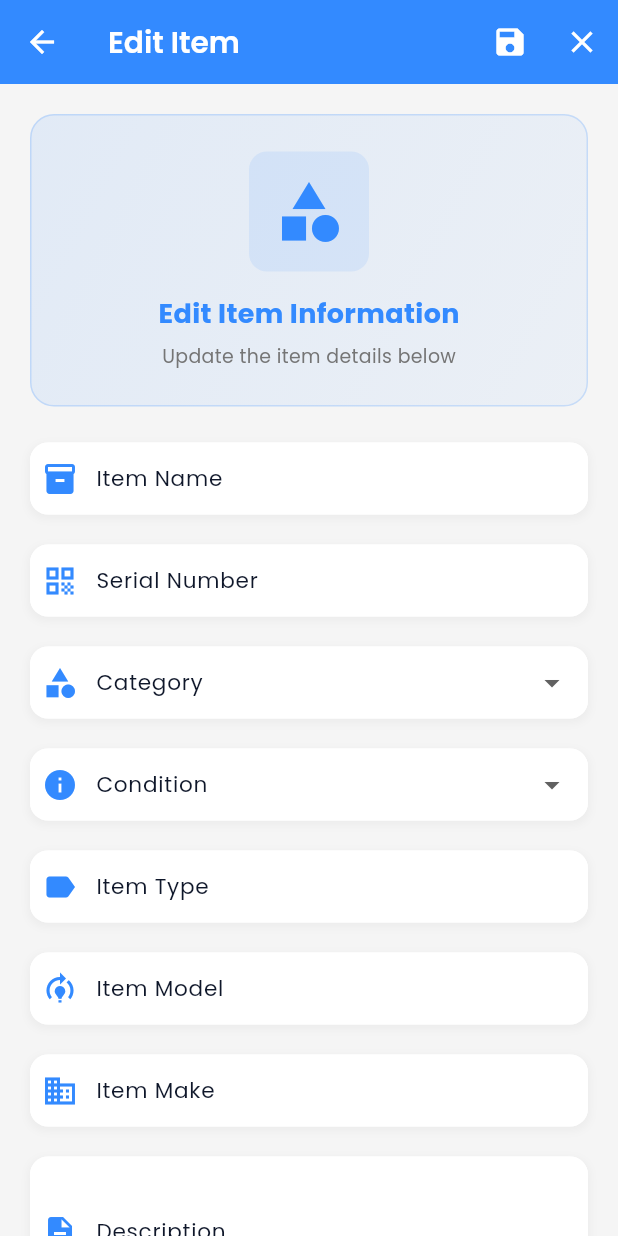
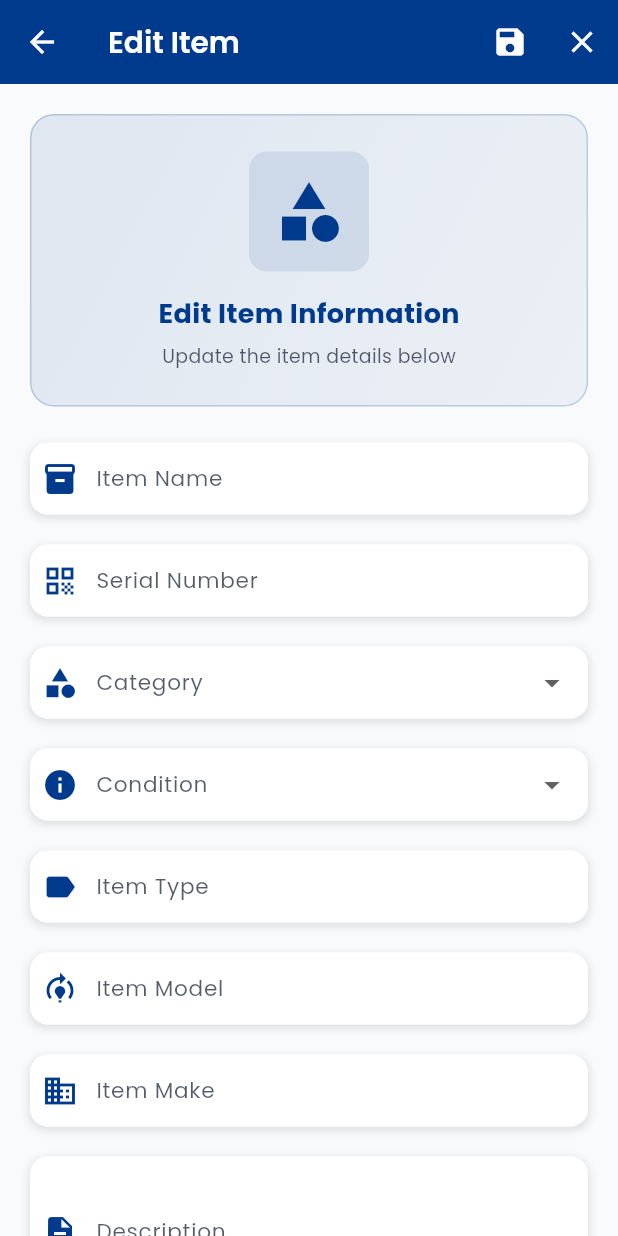
Before and after one commit to Technical-Assets-Management-CS31A/Mobile-Technical-Management, a Flutter app: the ItemDetailScreen screen opened directly with empty values, after a tap on the "edit" icon, on a phone screen of 412 x 824 dp. Run offline on Flutter 3.47's test engine with Material 3 defaults, Android fonts, the phone set to English and light mode, and no system bars; our stand-ins replace google_fonts, image_picker, shimmer.

Commit message:
Refactor: Update UI components in ItemDetailScreen for improved theming and user experience

```diff
--- a/lib/screens/inventory/item_detail_screen.dart
+++ b/lib/screens/inventory/item_detail_screen.dart
@@ -77,9 +77,12 @@ class _ItemDetailScreenState extends State<ItemDetailScreen> {
       }
     } catch (e) {
       if (mounted) {
-        ScaffoldMessenger.of(
-          context,
-        ).showSnackBar(SnackBar(content: Text('Error picking image: $e')));
+        ScaffoldMessenger.of(context).showSnackBar(
+          SnackBar(
+            content: Text('Error picking image: $e'),
+            backgroundColor: Theme.of(context).colorScheme.error,
+          ),
+        );
       }
     }
   }
@@ -135,22 +138,31 @@ class _ItemDetailScreenState extends State<ItemDetailScreen> {
 
         if (mounted) {
           ScaffoldMessenger.of(context).showSnackBar(
-            const SnackBar(content: Text('Item updated successfully!')),
+            SnackBar(
+              content: const Text('Item updated successfully!'),
+              backgroundColor: Theme.of(context).colorScheme.primary,
+            ),
           );
           Navigator.of(context).pop(true);
         }
       } else {
         if (mounted) {
           ScaffoldMessenger.of(context).showSnackBar(
-            const SnackBar(content: Text('Failed to update item')),
+            SnackBar(
+              content: const Text('Failed to update item'),
+              backgroundColor: Theme.of(context).colorScheme.error,
+            ),
           );
         }
       }
     } catch (e) {
       if (mounted) {
-        ScaffoldMessenger.of(
-          context,
-        ).showSnackBar(SnackBar(content: Text('Error updating item: $e')));
+        ScaffoldMessenger.of(context).showSnackBar(
+          SnackBar(
+            content: Text('Error updating item: $e'),
+            backgroundColor: Theme.of(context).colorScheme.error,
+          ),
+        );
       }
     } finally {
       if (mounted) {
@@ -166,14 +178,22 @@ class _ItemDetailScreenState extends State<ItemDetailScreen> {
       context: context,
       builder: (BuildContext context) {
         return AlertDialog(
-          title: const Text('Delete Item'),
-          content: const Text(
+          backgroundColor: Theme.of(context).colorScheme.surfaceBright,
+          title: Text(
+            'Delete Item',
+            style: TextStyle(color: Theme.of(context).colorScheme.onSurface),
+          ),
+          content: Text(
             'Are you sure you want to delete this item? This action cannot be undone.',
+            style: TextStyle(color: Theme.of(context).colorScheme.onSurface),
           ),
           actions: [
             TextButton(
               onPressed: () => Navigator.of(context).pop(),
-              child: const Text('Cancel'),
+              child: Text(
+                'Cancel',
+                style: TextStyle(color: Theme.of(context).colorScheme.primary),
+              ),
             ),
             TextButton(
               onPressed: () async {
@@ -200,22 +220,31 @@ class _ItemDetailScreenState extends State<ItemDetailScreen> {
       if (success) {
         if (mounted) {
           ScaffoldMessenger.of(context).showSnackBar(
-            const SnackBar(content: Text('Item deleted successfully!')),
+            SnackBar(
+              content: const Text('Item deleted successfully!'),
+              backgroundColor: Theme.of(context).colorScheme.primary,
+            ),
           );
           Navigator.of(context).pop(true);
         }
       } else {
         if (mounted) {
           ScaffoldMessenger.of(context).showSnackBar(
-            const SnackBar(content: Text('Failed to delete item')),
+            SnackBar(
+              content: const Text('Failed to delete item'),
+              backgroundColor: Theme.of(context).colorScheme.error,
+            ),
           );
         }
       }
     } catch (e) {
       if (mounted) {
-        ScaffoldMessenger.of(
-          context,
-        ).showSnackBar(SnackBar(content: Text('Error deleting item: $e')));
+        ScaffoldMessenger.of(context).showSnackBar(
+          SnackBar(
+            content: Text('Error deleting item: $e'),
+            backgroundColor: Theme.of(context).colorScheme.error,
+          ),
+        );
       }
     } finally {
       if (mounted) {
@@ -235,11 +264,11 @@ class _ItemDetailScreenState extends State<ItemDetailScreen> {
   }) {
     return Container(
       decoration: BoxDecoration(
-        color: Colors.white,
+        color: Theme.of(context).colorScheme.surfaceBright,
         borderRadius: BorderRadius.circular(12),
         boxShadow: [
           BoxShadow(
-            color: Colors.grey.withOpacity(0.1),
+            color: Theme.of(context).colorScheme.shadow.withOpacity(0.1),
             spreadRadius: 1,
             blurRadius: 4,
             offset: const Offset(0, 2),
@@ -250,15 +279,19 @@ class _ItemDetailScreenState extends State<ItemDetailScreen> {
         controller: controller,
         enabled: _isEditing,
         maxLines: maxLines,
+        style: TextStyle(color: Theme.of(context).colorScheme.onSurface),
         decoration: InputDecoration(
           labelText: label,
-          prefixIcon: Icon(icon, color: const Color(0xFF338AFF)),
+          labelStyle: TextStyle(
+            color: Theme.of(context).colorScheme.onSurface.withOpacity(0.7),
+          ),
+          prefixIcon: Icon(icon, color: Theme.of(context).colorScheme.primary),
           border: OutlineInputBorder(
             borderRadius: BorderRadius.circular(12),
             borderSide: BorderSide.none,
           ),
           filled: true,
-          fillColor: Colors.white,
+          fillColor: Theme.of(context).colorScheme.surfaceBright,
           contentPadding: const EdgeInsets.symmetric(
             horizontal: 16,
             vertical: 16,
@@ -278,11 +311,11 @@ class _ItemDetailScreenState extends State<ItemDetailScreen> {
   }) {
     return Container(
       decoration: BoxDecoration(
-        color: Colors.white,
+        color: Theme.of(context).colorScheme.surfaceBright,
         borderRadius: BorderRadius.circular(12),
         boxShadow: [
           BoxShadow(
-            color: Colors.grey.withOpacity(0.1),
+            color: Theme.of(context).colorScheme.shadow.withOpacity(0.1),
             spreadRadius: 1,
             blurRadius: 4,
             offset: const Offset(0, 2),
@@ -292,18 +325,33 @@ class _ItemDetailScreenState extends State<ItemDetailScreen> {
       child: DropdownButtonFormField<String>(
         value: value,
         items: items
-            .map((opt) => DropdownMenuItem(value: opt, child: Text(opt)))
+            .map(
+              (opt) => DropdownMenuItem(
+                value: opt,
+                child: Text(
+                  opt,
+                  style: TextStyle(
+                    color: Theme.of(context).colorScheme.onSurface,
+                  ),
+                ),
+              ),
+            )
             .toList(),
         onChanged: _isEditing ? onChanged : null,
+        dropdownColor: Theme.of(context).colorScheme.surfaceBright,
+        style: TextStyle(color: Theme.of(context).colorScheme.onSurface),
         decoration: InputDecoration(
           labelText: label,
-          prefixIcon: Icon(icon, color: const Color(0xFF338AFF)),
+          labelStyle: TextStyle(
+            color: Theme.of(context).colorScheme.onSurface.withOpacity(0.7),
+          ),
+          prefixIcon: Icon(icon, color: Theme.of(context).colorScheme.primary),
           border: OutlineInputBorder(
             borderRadius: BorderRadius.circular(12),
             borderSide: BorderSide.none,
           ),
           filled: true,
-          fillColor: Colors.white,
+          fillColor: Theme.of(context).colorScheme.surfaceBright,
           contentPadding: const EdgeInsets.symmetric(
             horizontal: 16,
             vertical: 16,
@@ -345,11 +393,11 @@ class _ItemDetailScreenState extends State<ItemDetailScreen> {
     return Container(
       padding: const EdgeInsets.all(16),
       decoration: BoxDecoration(
-        color: Colors.white,
+        color: Theme.of(context).colorScheme.surfaceBright,
         borderRadius: BorderRadius.circular(12),
         boxShadow: [
           BoxShadow(
-            color: Colors.grey.withOpacity(0.1),
+            color: Theme.of(context).colorScheme.shadow.withOpacity(0.1),
             spreadRadius: 1,
             blurRadius: 4,
             offset: const Offset(0, 2),
@@ -367,7 +415,9 @@ class _ItemDetailScreenState extends State<ItemDetailScreen> {
                 title,
                 style: TextStyle(
                   fontSize: 12,
-                  color: Colors.grey[600],
+                  color: Theme.of(
+                    context,
+                  ).colorScheme.onSurface.withOpacity(0.7),
                   fontWeight: FontWeight.w500,
                 ),
               ),
@@ -379,7 +429,7 @@ class _ItemDetailScreenState extends State<ItemDetailScreen> {
             style: TextStyle(
               fontSize: 16,
               fontWeight: FontWeight.bold,
-              color: Colors.grey[800],
+              color: Theme.of(context).colorScheme.onSurface,
             ),
           ),
         ],
@@ -390,11 +440,11 @@ class _ItemDetailScreenState extends State<ItemDetailScreen> {
   @override
   Widget build(BuildContext context) {
     return Scaffold(
-      backgroundColor: const Color(0xFFF5F5F5),
+      backgroundColor: Theme.of(context).colorScheme.surface,
       appBar: AppBar(
         title: Text(_isEditing ? 'Edit Item' : 'Item Details'),
-        backgroundColor: const Color(0xFF338AFF),
-        foregroundColor: Colors.white,
+        backgroundColor: Theme.of(context).colorScheme.primary,
+        foregroundColor: Theme.of(context).colorScheme.onPrimary,
         elevation: 0,
         actions: [
           if (_isLoading)
@@ -448,15 +498,17 @@ class _ItemDetailScreenState extends State<ItemDetailScreen> {
                 decoration: BoxDecoration(
                   gradient: LinearGradient(
                     colors: [
-                      const Color(0xFF338AFF).withOpacity(0.1),
-                      const Color(0xFF338AFF).withOpacity(0.05),
+                      Theme.of(context).colorScheme.primary.withOpacity(0.1),
+                      Theme.of(context).colorScheme.primary.withOpacity(0.05),
                     ],
                     begin: Alignment.topLeft,
                     end: Alignment.bottomRight,
                   ),
                   borderRadius: BorderRadius.circular(16),
                   border: Border.all(
-                    color: const Color(0xFF338AFF).withOpacity(0.2),
+                    color: Theme.of(
+                      context,
+                    ).colorScheme.primary.withOpacity(0.2),
                     width: 1,
                   ),
                 ),
@@ -465,22 +517,24 @@ class _ItemDetailScreenState extends State<ItemDetailScreen> {
                     Container(
                       padding: const EdgeInsets.all(16),
                       decoration: BoxDecoration(
-                        color: const Color(0xFF338AFF).withOpacity(0.1),
+                        color: Theme.of(
+                          context,
+                        ).colorScheme.primary.withOpacity(0.1),
                         borderRadius: BorderRadius.circular(12),
                       ),
                       child: Icon(
                         _getCategoryIcon(widget.item.itemCategory),
-                        color: const Color(0xFF338AFF),
+                        color: Theme.of(context).colorScheme.primary,
                         size: 48,
                       ),
                     ),
                     const SizedBox(height: 16),
                     Text(
                       _isEditing ? 'Edit Item Information' : 'Item Information',
-                      style: const TextStyle(
+                      style: TextStyle(
                         fontSize: 20,
                         fontWeight: FontWeight.bold,
-                        color: Color(0xFF338AFF),
+                        color: Theme.of(context).colorScheme.primary,
                       ),
                     ),
                     const SizedBox(height: 8),
@@ -488,7 +542,12 @@ class _ItemDetailScreenState extends State<ItemDetailScreen> {
                       _isEditing
                           ? 'Update the item details below'
                           : 'View and manage item details',
-                      style: TextStyle(fontSize: 14, color: Colors.grey[600]),
+                      style: TextStyle(
+                        fontSize: 14,
+                        color: Theme.of(
+                          context,
+                        ).colorScheme.onSurface.withOpacity(0.7),
+                      ),
                     ),
                   ],
                 ),
@@ -624,10 +683,15 @@ class _ItemDetailScreenState extends State<ItemDetailScreen> {
                     height: 250,
                     decoration: BoxDecoration(
                       borderRadius: BorderRadius.circular(12),
-                      border: Border.all(color: Colors.grey.shade300, width: 2),
+                      border: Border.all(
+                        color: Theme.of(context).colorScheme.outline,
+                        width: 2,
+                      ),
                       boxShadow: [
                         BoxShadow(
-                          color: Colors.grey.withOpacity(0.1),
+                          color: Theme.of(
+                            context,
+                          ).colorScheme.shadow.withOpacity(0.1),
                           spreadRadius: 1,
                           blurRadius: 4,
                           offset: const Offset(0, 2),
@@ -640,11 +704,13 @@ class _ItemDetailScreenState extends State<ItemDetailScreen> {
                         widget.item.itemImage,
                         fit: BoxFit.cover,
                         errorBuilder: (context, error, stackTrace) {
-                          return const Center(
+                          return Center(
                             child: Icon(
                               Icons.broken_image,
                               size: 64,
-                              color: Colors.grey,
+                              color: Theme.of(
+                                context,
+                              ).colorScheme.onSurface.withOpacity(0.5),
                             ),
                           );
                         },
@@ -743,11 +809,13 @@ class _ItemDetailScreenState extends State<ItemDetailScreen> {
               if (_isEditing) ...[
                 Container(
                   decoration: BoxDecoration(
-                    color: Colors.white,
+                    color: Theme.of(context).colorScheme.surfaceBright,
                     borderRadius: BorderRadius.circular(12),
                     boxShadow: [
                       BoxShadow(
-                        color: Colors.grey.withOpacity(0.1),
+                        color: Theme.of(
+                          context,
+                        ).colorScheme.shadow.withOpacity(0.1),
                         spreadRadius: 1,
                         blurRadius: 4,
                         offset: const Offset(0, 2),
@@ -758,15 +826,20 @@ class _ItemDetailScreenState extends State<ItemDetailScreen> {
                   child: Column(
                     crossAxisAlignment: CrossAxisAlignment.start,
                     children: [
-                      const Row(
+                      Row(
                         children: [
-                          Icon(Icons.image, color: Color(0xFF338AFF), size: 20),
-                          SizedBox(width: 8),
+                          Icon(
+                            Icons.image,
+                            color: Theme.of(context).colorScheme.primary,
+                            size: 20,
+                          ),
+                          const SizedBox(width: 8),
                           Text(
                             'Item Image',
                             style: TextStyle(
                               fontSize: 16,
                               fontWeight: FontWeight.w600,
+                              color: Theme.of(context).colorScheme.onSurface,
                             ),
                           ),
                         ],
@@ -780,7 +853,7 @@ class _ItemDetailScreenState extends State<ItemDetailScreen> {
                           decoration: BoxDecoration(
                             borderRadius: BorderRadius.circular(12),
                             border: Border.all(
-                              color: Colors.grey.shade300,
+                              color: Theme.of(context).colorScheme.outline,
                               width: 2,
                             ),
                           ),
@@ -806,11 +879,14 @@ class _ItemDetailScreenState extends State<ItemDetailScreen> {
                                     widget.item.itemImage,
                                     fit: BoxFit.cover,
                                     errorBuilder: (context, error, stackTrace) {
-                                      return const Center(
+                                      return Center(
                                         child: Icon(
                                           Icons.broken_image,
                                           size: 48,
-                                          color: Colors.grey,
+                                          color: Theme.of(context)
+                                              .colorScheme
+                                              .onSurface
+                                              .withOpacity(0.5),
                                         ),
                                       );
                                     },
@@ -829,21 +905,21 @@ class _ItemDetailScreenState extends State<ItemDetailScreen> {
                                     widget.item.itemImage.isEmpty
                                 ? Icons.add_photo_alternate
                                 : Icons.edit,
-                            color: const Color(0xFF338AFF),
+                            color: Theme.of(context).colorScheme.primary,
                           ),
                           label: Text(
                             _selectedImage == null &&
                                     widget.item.itemImage.isEmpty
                                 ? 'Select Image'
                                 : 'Change Image',
-                            style: const TextStyle(
-                              color: Color(0xFF338AFF),
+                            style: TextStyle(
+                              color: Theme.of(context).colorScheme.primary,
                               fontWeight: FontWeight.bold,
                             ),
                           ),
                           style: OutlinedButton.styleFrom(
-                            side: const BorderSide(
-                              color: Color(0xFF338AFF),
+                            side: BorderSide(
+                              color: Theme.of(context).colorScheme.primary,
                               width: 2,
                             ),
                             shape: RoundedRectangleBorder(
@@ -867,29 +943,30 @@ class _ItemDetailScreenState extends State<ItemDetailScreen> {
                   child: ElevatedButton(
                     onPressed: _isLoading ? null : _saveChanges,
                     style: ElevatedButton.styleFrom(
-                      backgroundColor: const Color(0xFF338AFF),
-                      foregroundColor: Colors.white,
+                      backgroundColor: Theme.of(context).colorScheme.primary,
+                      foregroundColor: Theme.of(context).colorScheme.onPrimary,
                       shape: RoundedRectangleBorder(
                         borderRadius: BorderRadius.circular(15),
                       ),
                       elevation: 2,
                     ),
                     child: _isLoading
-                        ? const SizedBox(
+                        ? SizedBox(
                             height: 20,
                             width: 20,
                             child: CircularProgressIndicator(
                               strokeWidth: 2,
                               valueColor: AlwaysStoppedAnimation<Color>(
-                                Colors.white,
+                                Theme.of(context).colorScheme.onPrimary,
                               ),
                             ),
                           )
-                        : const Text(
+                        : Text(
                             'Save Changes',
                             style: TextStyle(
                               fontSize: 18,
                               fontWeight: FontWeight.bold,
+                              color: Theme.of(context).colorScheme.onPrimary,
                             ),
                           ),
                   ),
```
Also changed, not shown: lib/screens/settings/settings_screen.dart (+17 -9 lines).
